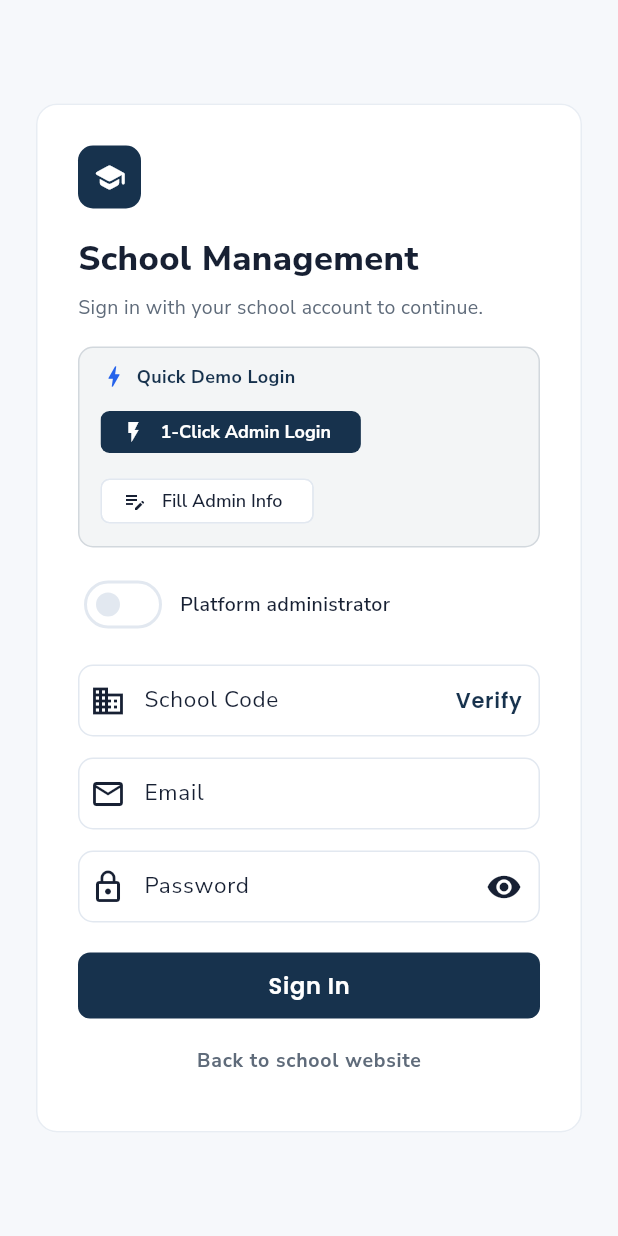
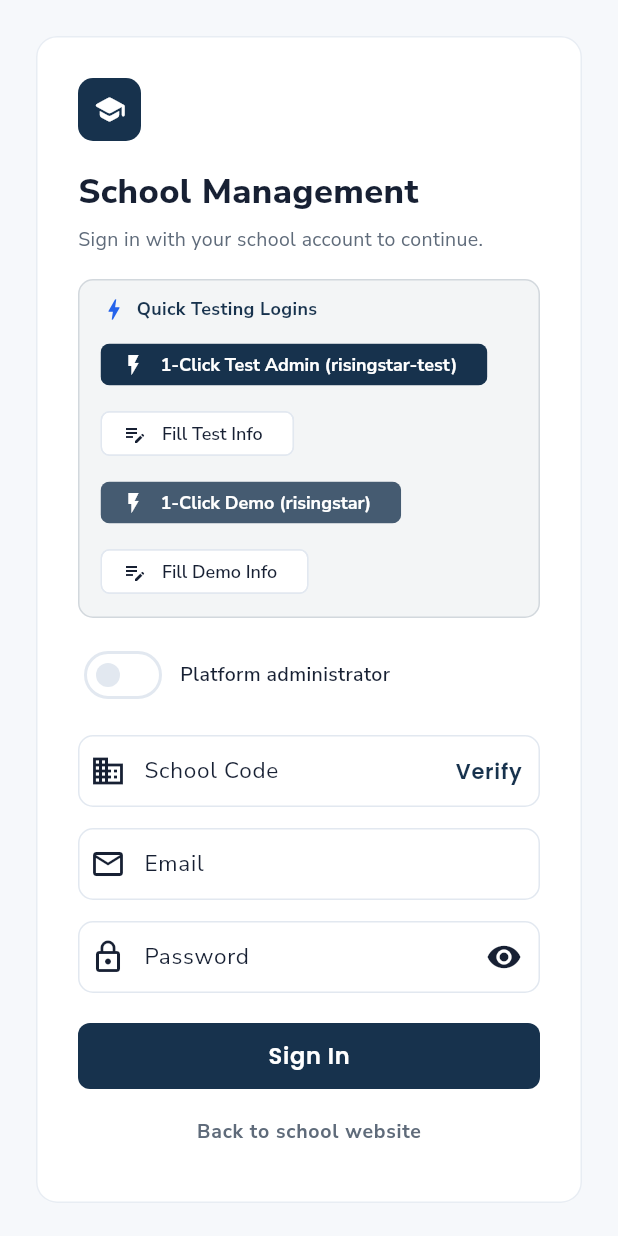
Before and after one commit to DileepJexpert/school-project-ui, a Flutter app: the LoginPage screen opened by its route, on a phone screen of 412 x 824 dp. Run offline on Flutter 3.47's test engine with Material 3 defaults, Android fonts, the phone set to English and light mode, and no system bars; our stand-ins replace dio, fl_chart, flutter_secure_storage, google_fonts, shared_preferences, shimmer; missing offline and left inert: dart:html, dart:js, dart:ui_web; accounts and stored records are empty; network calls fail.

Commit message:
feat(auth): pin risingstar-test quick login chips on login screen

```diff
--- a/lib/features/auth/login_page.dart
+++ b/lib/features/auth/login_page.dart
@@ -181,6 +181,27 @@ class _LoginPageState extends State<LoginPage> {
     );
   }
 
+  Future<void> _fillRisingStarTestCredentials({bool autoSubmit = true}) async {
+    setState(() {
+      _isPlatformAdmin = false;
+      _schoolCodeCtrl.text = 'risingstar-test';
+      _schoolValidated = true;
+      _schoolName = 'Rising Star Public School (Test)';
+      _emailCtrl.text = 'risingstart@gmail.com';
+      _passwordCtrl.text = 'Tickri@12345';
+      _error = null;
+    });
+
+    final prefs = await SharedPreferences.getInstance();
+    await prefs.setString('tenant_id', 'risingstar-test');
+
+    if (autoSubmit) {
+      WidgetsBinding.instance.addPostFrameCallback((_) {
+        if (mounted) _submit();
+      });
+    }
+  }
+
   Future<void> _fillAdminCredentials({bool autoSubmit = true}) async {
     setState(() {
       _isPlatformAdmin = false;
@@ -217,7 +238,7 @@ class _LoginPageState extends State<LoginPage> {
                 const Icon(Icons.bolt, color: AppColors.gold, size: 18),
                 const SizedBox(width: 6),
                 Text(
-                  'Quick Demo Login',
+                  'Quick Testing Logins',
                   style: GoogleFonts.nunitoSans(
                     fontSize: 12,
                     fontWeight: FontWeight.w700,
@@ -233,21 +254,47 @@ class _LoginPageState extends State<LoginPage> {
               children: [
                 ActionChip(
                   avatar: const Icon(Icons.flash_on, size: 16, color: Colors.white),
-                  label: Text('1-Click Admin Login',
+                  label: Text('1-Click Test Admin (risingstar-test)',
                       style: GoogleFonts.nunitoSans(
                           fontSize: 12, fontWeight: FontWeight.w700, color: Colors.white)),
                   backgroundColor: AppColors.navy,
                   side: BorderSide.none,
-                  onPressed: _loading ? null : () => _fillAdminCredentials(autoSubmit: true),
+                  onPressed: _loading
+                      ? null
+                      : () => _fillRisingStarTestCredentials(autoSubmit: true),
                 ),
                 ActionChip(
                   avatar: const Icon(Icons.edit_note, size: 16, color: AppColors.textPrimary),
-                  label: Text('Fill Admin Info',
+                  label: Text('Fill Test Info',
                       style: GoogleFonts.nunitoSans(
                           fontSize: 12, fontWeight: FontWeight.w600, color: AppColors.textPrimary)),
                   backgroundColor: Colors.white,
                   side: BorderSide(color: AppColors.border),
-                  onPressed: _loading ? null : () => _fillAdminCredentials(autoSubmit: false),
+                  onPressed: _loading
+                      ? null
+                      : () => _fillRisingStarTestCredentials(autoSubmit: false),
+                ),
+                ActionChip(
+                  avatar: const Icon(Icons.flash_on, size: 16, color: Colors.white),
+                  label: Text('1-Click Demo (risingstar)',
+                      style: GoogleFonts.nunitoSans(
+                          fontSize: 12, fontWeight: FontWeight.w700, color: Colors.white)),
+                  backgroundColor: AppColors.navy.withValues(alpha: 0.8),
+                  side: BorderSide.none,
+                  onPressed: _loading
+                      ? null
+                      : () => _fillAdminCredentials(autoSubmit: true),
+                ),
+                ActionChip(
+                  avatar: const Icon(Icons.edit_note, size: 16, color: AppColors.textPrimary),
+                  label: Text('Fill Demo Info',
+                      style: GoogleFonts.nunitoSans(
+                          fontSize: 12, fontWeight: FontWeight.w600, color: AppColors.textPrimary)),
+                  backgroundColor: Colors.white,
+                  side: BorderSide(color: AppColors.border),
+                  onPressed: _loading
+                      ? null
+                      : () => _fillAdminCredentials(autoSubmit: false),
                 ),
               ],
             ),
```
